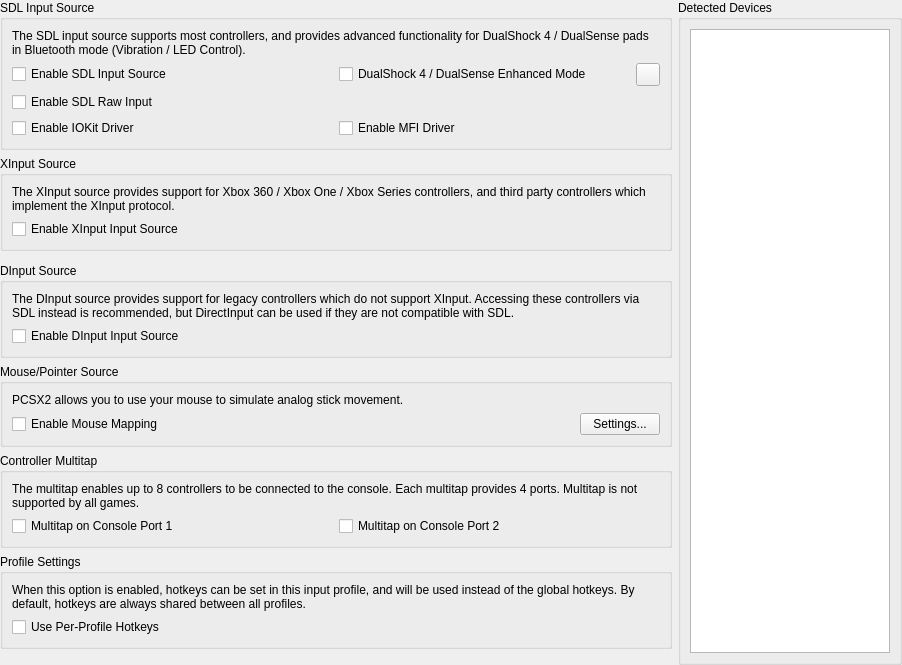
This is pcsx2-qt/Settings/ControllerGlobalSettingsWidget.ui in PCSX2/pcsx2 as Qt 5 draws it before an edit. The edited form follows.
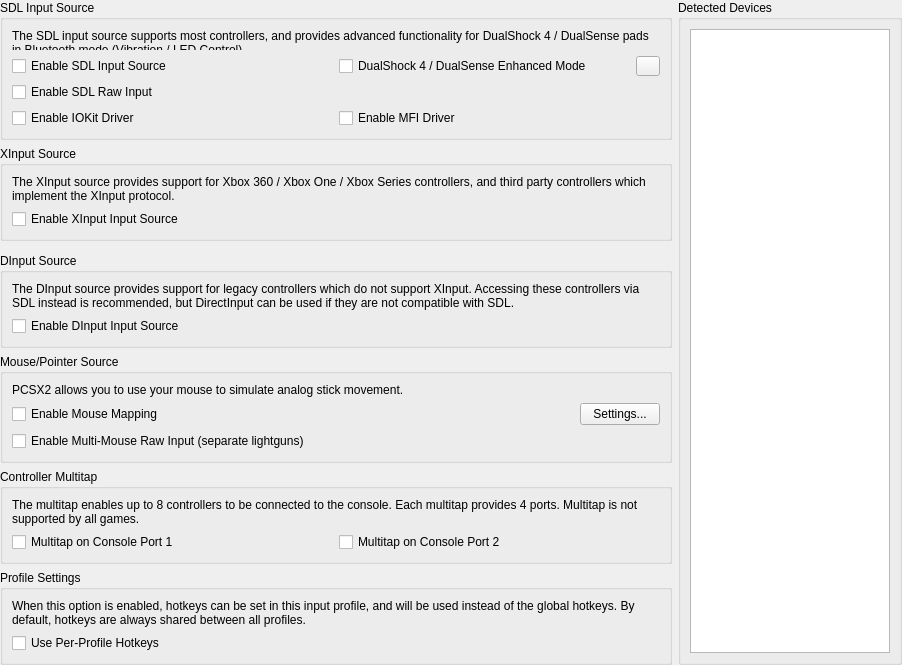
This is the edited form. Icons and pictures are not drawn.

Commit message: Input: Add Win32 raw input multi-mouse support

The edit to the form file:
```diff
--- a/pcsx2-qt/Settings/ControllerGlobalSettingsWidget.ui
+++ b/pcsx2-qt/Settings/ControllerGlobalSettingsWidget.ui
@@ -244,6 +244,16 @@
         </item>
        </layout>
       </item>
+      <item row="2" column="0" colspan="2">
+       <widget class="QCheckBox" name="enableRawInputMouse">
+        <property name="toolTip">
+         <string>Gives each mouse or lightgun its own pointer (Pointer-0, Pointer-1, ...) so two lightguns can aim separately. Windows only. Restart the game after changing this.</string>
+        </property>
+        <property name="text">
+         <string>Enable Multi-Mouse Raw Input (separate lightguns)</string>
+        </property>
+       </widget>
+      </item>
      </layout>
     </widget>
    </item>
```
The commit also changes 13 other files.
